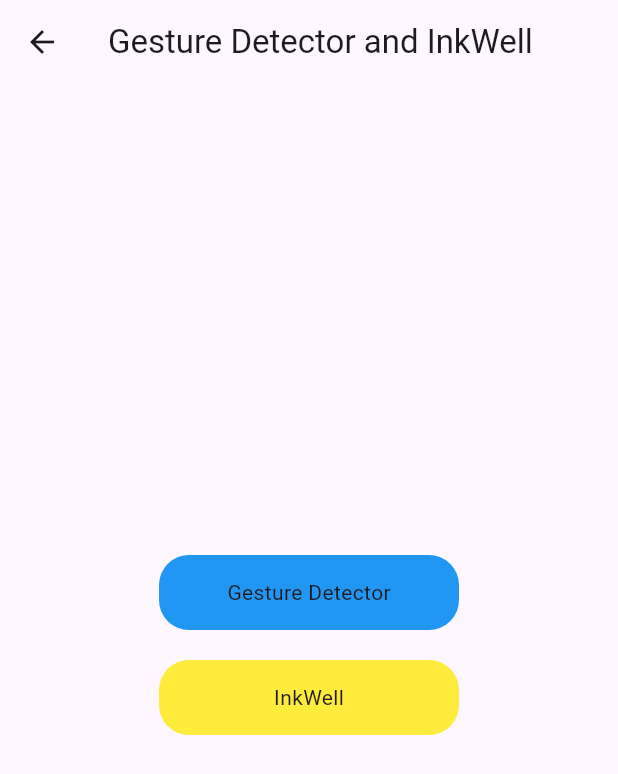
After one commit to rhanifrizal/flutter-training, a Flutter app: the screen it shows after launch, after a tap on "Gesture Detector and InkWell", on a phone screen of 412 x 824 dp. The commit adds this screen. Shown: the top 774 px of the screen. Run offline on Flutter 3.47's test engine with Material 3 defaults, Android fonts, the phone set to English and light mode, and no system bars; our stand-ins replace carousel_slider, flutter_advanced_switch, flutter_bloc, flutter_riverpod, flutter_svg, rxdart and 1 more.

Commit message:
Gesture Detector and InkWell

```diff
--- a/lib/features/dashboard/screens/dashboard_screen.dart
+++ b/lib/features/dashboard/screens/dashboard_screen.dart
@@ -4,6 +4,7 @@ import 'package:flutter_training/features/clean_code/clean_code_screen.dart';
 import 'package:flutter_training/features/constraint/screens/constraint_screen.dart';
 import 'package:flutter_training/features/dependency_injection/dependency_injection_screen.dart';
 import 'package:flutter_training/features/exercise/screens/exercise_screen.dart';
+import 'package:flutter_training/features/gesture_detector_and_inkwell/gesture_detector_and_inkwell_screen.dart';
 import 'package:flutter_training/features/import_assets/import_screen.dart';
 import 'package:flutter_training/features/layout/screens/layout_screen.dart';
 import 'package:flutter_training/features/localisation/localisation_screen.dart';
@@ -112,6 +113,11 @@ class DashboardScreen extends StatelessWidget {
                 onPressed: () => Navigator.of(context).push(MaterialPageRoute(builder: (_) => const TextformfieldControllerValidationListenerScreen())),
                 child: const Text("TextFormField, Controller, Validation, Listener", style: TextStyle(color: Colors.white)),
               ),
+              TextButton(
+                style: TextButton.styleFrom(backgroundColor: Colors.blue),
+                onPressed: () => Navigator.of(context).push(MaterialPageRoute(builder: (_) => const GestureDetectorAndInkwellScreen())),
+                child: const Text("Gesture Detector and InkWell", style: TextStyle(color: Colors.white)),
+              ),
             ],
           ),
         ),
--- /dev/null
+++ b/lib/features/gesture_detector_and_inkwell/gesture_detector_and_inkwell_screen.dart
@@ -0,0 +1,73 @@
+import 'package:flutter/material.dart';
+
+class GestureDetectorAndInkwellScreen extends StatelessWidget {
+  const GestureDetectorAndInkwellScreen({super.key});
+
+  @override
+  Widget build(BuildContext context) {
+    const String title = "Gesture Detector and InkWell";
+    return Scaffold(
+      appBar: AppBar(
+        title: const Text(title),
+      ),
+      body: Center(
+        child: Column(
+          mainAxisAlignment: MainAxisAlignment.center,
+          children: [
+            GestureDetector(
+              onTap: (){
+                debugPrint('OnTap');
+              },
+              onDoubleTap: (){
+                debugPrint('OnDoubleTap');
+              },
+              onLongPress: (){
+                debugPrint('OnLongPress');
+              },
+              child: Container(
+                width: 200,
+                height: 50,
+                decoration: BoxDecoration(
+                  color: Colors.blue,
+                  borderRadius: BorderRadius.circular(20),
+                ),
+                child: const Center(
+                  child: Text(
+                    'Gesture Detector',
+                  ),
+                ),
+              ),
+            ),
+            const SizedBox(height: 20),
+            Container(
+              width: 200,
+              height: 50,
+              decoration: BoxDecoration(
+                color: Colors.yellow,
+                borderRadius: BorderRadius.circular(20),
+              ),
+              child: Material(
+                type: MaterialType.transparency,
+                child: InkWell(
+                  onTap: () {
+                    debugPrint('Press');
+                  },
+                  customBorder: RoundedRectangleBorder(
+                    borderRadius: BorderRadius.circular(20),
+                  ),
+                  splashColor: Colors.red,
+                  child: const Center(
+                    child: Text(
+                      'InkWell',
+                    ),
+                  ),
+                ),
+              ),
+            ),
+            const SizedBox(height: 20),
+          ],
+        ),
+      )
+    );
+  }
+}
```
